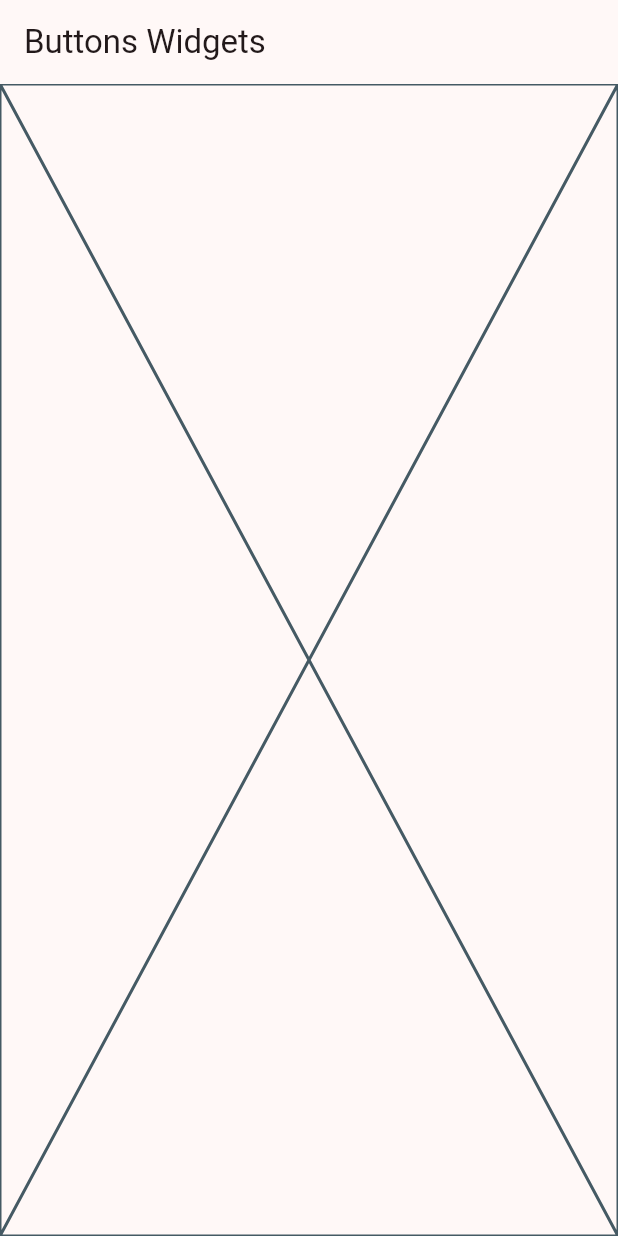
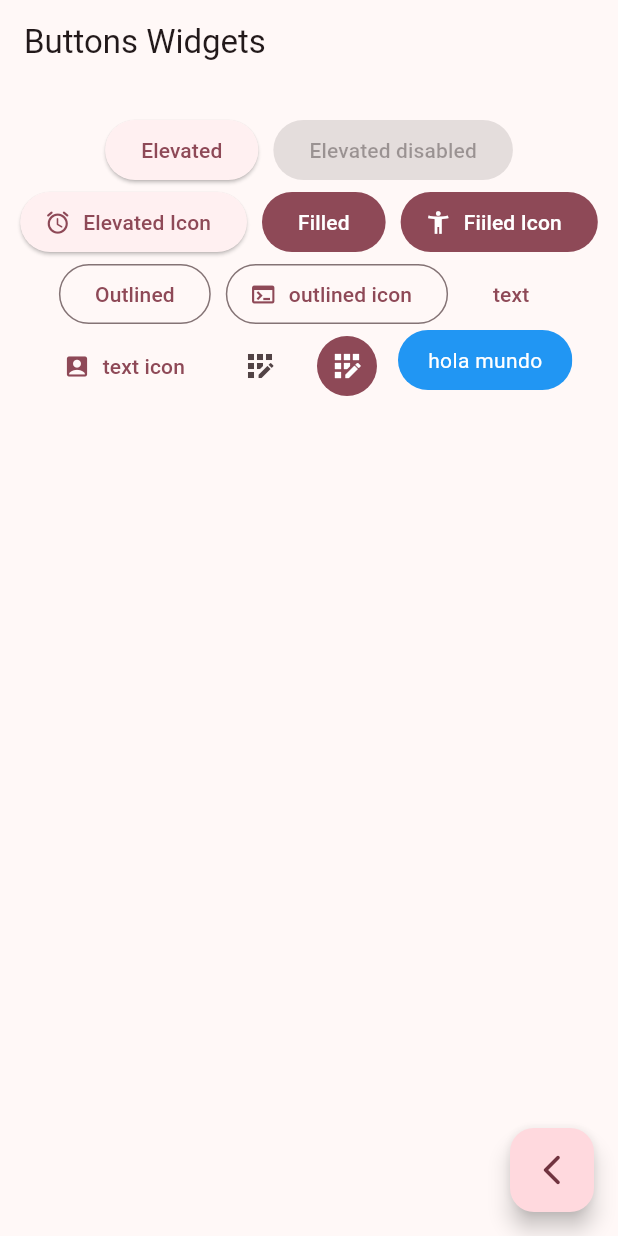
Before and after one commit to Klissman20/widgets_app, a Flutter app: the ButtonsScreen screen opened by its route, on a phone screen of 412 x 824 dp. Run offline on Flutter 3.47's test engine with Material 2 defaults, Android fonts, the phone set to English and light mode, and no system bars; our stand-ins replace go_router.

Commit message:
button Screen finished

```diff
--- a/lib/presentation/screens/buttons/buttons_screen.dart
+++ b/lib/presentation/screens/buttons/buttons_screen.dart
@@ -1,4 +1,5 @@
 import 'package:flutter/material.dart';
+import 'package:go_router/go_router.dart';
 
 class ButtonsScreen extends StatelessWidget {
   static const String name = 'buttons_screen';
@@ -8,10 +9,95 @@ class ButtonsScreen extends StatelessWidget {
   @override
   Widget build(BuildContext context) {
     return Scaffold(
-      appBar: AppBar(
-        title: const Text('Buttons Widgets'),
+        appBar: AppBar(
+          title: const Text('Buttons Widgets'),
+        ),
+        body: const _ButtonsView(),
+        floatingActionButton: FloatingActionButton(
+            child: const Icon(Icons.arrow_back_ios_new_rounded),
+            onPressed: () {
+              context.pop();
+            }));
+  }
+}
+
+class _ButtonsView extends StatelessWidget {
+  const _ButtonsView();
+
+  @override
+  Widget build(BuildContext context) {
+    final colors = Theme.of(context).colorScheme;
+
+    return SizedBox(
+      width: double.infinity,
+      child: Padding(
+        padding: const EdgeInsets.symmetric(horizontal: 10, vertical: 20),
+        child: Wrap(
+          spacing: 10,
+          alignment: WrapAlignment.center,
+          children: [
+            ElevatedButton(onPressed: () {}, child: const Text('Elevated')),
+            const ElevatedButton(
+                onPressed: null, child: Text('Elevated disabled')),
+            ElevatedButton.icon(
+              onPressed: () {},
+              icon: const Icon(Icons.access_alarm_rounded),
+              label: const Text('Elevated Icon'),
+            ),
+            FilledButton(onPressed: () {}, child: const Text('Filled')),
+            FilledButton.icon(
+              onPressed: () {},
+              icon: const Icon(Icons.accessibility_new),
+              label: const Text('Fiiled Icon'),
+            ),
+            OutlinedButton(onPressed: () {}, child: const Text('Outlined')),
+            OutlinedButton.icon(
+                onPressed: () {},
+                icon: const Icon(Icons.terminal),
+                label: const Text('outlined icon')),
+            TextButton(onPressed: () {}, child: const Text('text')),
+            TextButton.icon(
+              onPressed: () {},
+              icon: const Icon(Icons.account_box_rounded),
+              label: const Text('text icon'),
+            ),
+            IconButton(
+                onPressed: () {},
+                icon: const Icon(Icons.app_registration_outlined)),
+            IconButton(
+              onPressed: () {},
+              icon: const Icon(Icons.app_registration_outlined),
+              style: ButtonStyle(
+                  backgroundColor: MaterialStatePropertyAll(colors.primary),
+                  iconColor: const MaterialStatePropertyAll(Colors.white)),
+            ),
+            const CustomButton()
+          ],
+        ),
       ),
-      body: const Placeholder(),
     );
   }
 }
+
+class CustomButton extends StatelessWidget {
+  const CustomButton({super.key});
+
+  @override
+  Widget build(BuildContext context) {
+    return ClipRRect(
+      borderRadius: BorderRadius.circular(20),
+      child: Material(
+        color: Colors.blue,
+        child: InkWell(
+          onTap: () {},
+          child: const Padding(
+              padding: EdgeInsets.symmetric(horizontal: 20, vertical: 10),
+              child: Text(
+                'hola mundo',
+                style: TextStyle(color: Colors.white),
+              )),
+        ),
+      ),
+    );
+  }
+}
```
